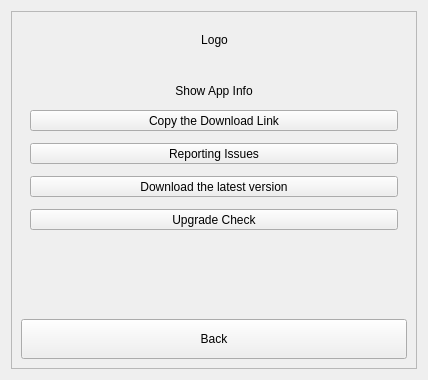
This is src/AboutThis.ui in ic005k/Knot as Qt 5 draws it before an edit. The edited form follows.
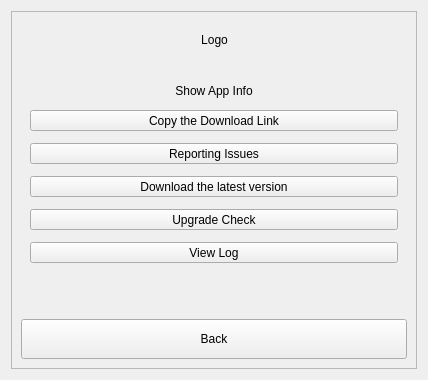
This is the edited form.

The edit to the form file:
```diff
--- a/src/AboutThis.ui
+++ b/src/AboutThis.ui
@@ -174,6 +174,19 @@
            </property>
           </widget>
          </item>
+         <item>
+          <widget class="QToolButton" name="btnViewLog">
+           <property name="sizePolicy">
+            <sizepolicy hsizetype="Preferred" vsizetype="Fixed">
+             <horstretch>0</horstretch>
+             <verstretch>0</verstretch>
+            </sizepolicy>
+           </property>
+           <property name="text">
+            <string>View Log</string>
+           </property>
+          </widget>
+         </item>
          <item>
           <spacer name="verticalSpacer">
            <property name="orientation">
```
